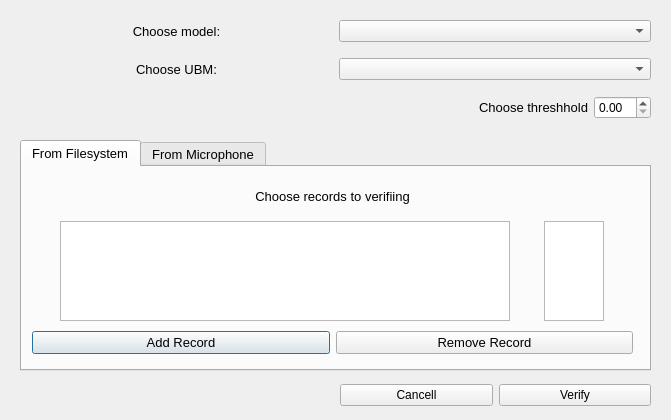
First picture: the form in windows/ModelVerificationWindow.ui, repository Erucolindo96/Native-Speaker, before the edit.
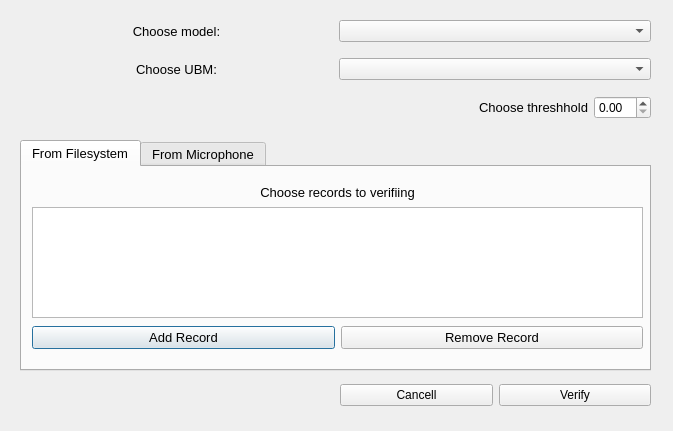
Second picture: the form after the edit. The open tabs and pages were chosen to show the change.

```diff
--- a/windows/ModelVerificationWindow.ui
+++ b/windows/ModelVerificationWindow.ui
@@ -6,8 +6,8 @@
    <rect>
     <x>0</x>
     <y>0</y>
-    <width>671</width>
-    <height>420</height>
+    <width>673</width>
+    <height>431</height>
    </rect>
   </property>
   <property name="windowTitle">
@@ -138,126 +138,111 @@
     <attribute name="title">
      <string>From Filesystem</string>
     </attribute>
-    <widget class="QWidget" name="verticalLayoutWidget_5">
+    <widget class="QWidget" name="">
      <property name="geometry">
       <rect>
        <x>10</x>
-       <y>10</y>
-       <width>601</width>
-       <height>181</height>
+       <y>150</y>
+       <width>611</width>
+       <height>41</height>
       </rect>
      </property>
-     <layout class="QVBoxLayout" name="verticalLayout_3">
+     <layout class="QHBoxLayout" name="horizontalLayout_6">
       <item>
-       <widget class="QLabel" name="label_filesystem_2">
-        <property name="sizePolicy">
-         <sizepolicy hsizetype="Minimum" vsizetype="Preferred">
-          <horstretch>0</horstretch>
-          <verstretch>0</verstretch>
-         </sizepolicy>
-        </property>
-        <property name="minimumSize">
-         <size>
-          <width>0</width>
-          <height>20</height>
-         </size>
-        </property>
-        <property name="maximumSize">
-         <size>
-          <width>16777215</width>
-          <height>30</height>
-         </size>
-        </property>
-        <property name="font">
-         <font>
-          <pointsize>10</pointsize>
-          <weight>50</weight>
-          <italic>false</italic>
-          <bold>false</bold>
-         </font>
-        </property>
+       <widget class="QPushButton" name="pushButton_add_rec_filesystem_2">
         <property name="text">
-         <string>Choose records to verifiing</string>
+         <string>Add Record</string>
         </property>
-        <property name="alignment">
-         <set>Qt::AlignCenter</set>
-        </property>
        </widget>
       </item>
       <item>
-       <layout class="QHBoxLayout" name="horizontalLayout_5">
-        <item>
-         <widget class="QListWidget" name="listWidget_records_filesystem_2">
-          <property name="sizePolicy">
-           <sizepolicy hsizetype="MinimumExpanding" vsizetype="MinimumExpanding">
-            <horstretch>0</horstretch>
-            <verstretch>0</verstretch>
-           </sizepolicy>
-          </property>
-          <property name="minimumSize">
-           <size>
-            <width>0</width>
-            <height>0</height>
-           </size>
-          </property>
-          <property name="maximumSize">
-           <size>
-            <width>450</width>
-            <height>100</height>
-           </size>
-          </property>
-          <property name="baseSize">
-           <size>
-            <width>200</width>
-            <height>200</height>
-           </size>
-          </property>
-         </widget>
-        </item>
-        <item>
-         <widget class="QListWidget" name="listWidget_results_filesystem_2">
-          <property name="sizePolicy">
-           <sizepolicy hsizetype="MinimumExpanding" vsizetype="MinimumExpanding">
-            <horstretch>0</horstretch>
-            <verstretch>0</verstretch>
-           </sizepolicy>
-          </property>
-          <property name="minimumSize">
-           <size>
-            <width>60</width>
-            <height>0</height>
-           </size>
-          </property>
-          <property name="maximumSize">
-           <size>
-            <width>40</width>
-            <height>100</height>
-           </size>
-          </property>
-         </widget>
-        </item>
-       </layout>
-      </item>
-      <item>
-       <layout class="QHBoxLayout" name="horizontalLayout_6">
-        <item>
-         <widget class="QPushButton" name="pushButton_add_rec_filesystem_2">
-          <property name="text">
-           <string>Add Record</string>
-          </property>
-         </widget>
-        </item>
-        <item>
-         <widget class="QPushButton" name="pushButton_remove_filesystem_2">
-          <property name="text">
-           <string>Remove Record</string>
-          </property>
-         </widget>
-        </item>
-       </layout>
+       <widget class="QPushButton" name="pushButton_remove_filesystem_2">
+        <property name="text">
+         <string>Remove Record</string>
+        </property>
+       </widget>
       </item>
      </layout>
     </widget>
+    <widget class="QListWidget" name="listWidget_records_filesystem_2">
+     <property name="geometry">
+      <rect>
+       <x>10</x>
+       <y>40</y>
+       <width>611</width>
+       <height>111</height>
+      </rect>
+     </property>
+     <property name="sizePolicy">
+      <sizepolicy hsizetype="Preferred" vsizetype="Preferred">
+       <horstretch>0</horstretch>
+       <verstretch>0</verstretch>
+      </sizepolicy>
+     </property>
+     <property name="minimumSize">
+      <size>
+       <width>0</width>
+       <height>0</height>
+      </size>
+     </property>
+     <property name="maximumSize">
+      <size>
+       <width>45000</width>
+       <height>45000</height>
+      </size>
+     </property>
+     <property name="baseSize">
+      <size>
+       <width>200</width>
+       <height>200</height>
+      </size>
+     </property>
+     <property name="mouseTracking">
+      <bool>true</bool>
+     </property>
+    </widget>
+    <widget class="QLabel" name="label_filesystem_2">
+     <property name="geometry">
+      <rect>
+       <x>10</x>
+       <y>10</y>
+       <width>611</width>
+       <height>30</height>
+      </rect>
+     </property>
+     <property name="sizePolicy">
+      <sizepolicy hsizetype="Minimum" vsizetype="Preferred">
+       <horstretch>0</horstretch>
+       <verstretch>0</verstretch>
+      </sizepolicy>
+     </property>
+     <property name="minimumSize">
+      <size>
+       <width>0</width>
+       <height>20</height>
+      </size>
+     </property>
+     <property name="maximumSize">
+      <size>
+       <width>16777215</width>
+       <height>30</height>
+      </size>
+     </property>
+     <property name="font">
+      <font>
+       <pointsize>10</pointsize>
+       <weight>50</weight>
+       <italic>false</italic>
+       <bold>false</bold>
+      </font>
+     </property>
+     <property name="text">
+      <string>Choose records to verifiing</string>
+     </property>
+     <property name="alignment">
+      <set>Qt::AlignCenter</set>
+     </property>
+    </widget>
    </widget>
    <widget class="QWidget" name="tab_fromMicrophone">
     <attribute name="title">
```
Left out of the diff: 205 changed lines with no effect on the pictures.
